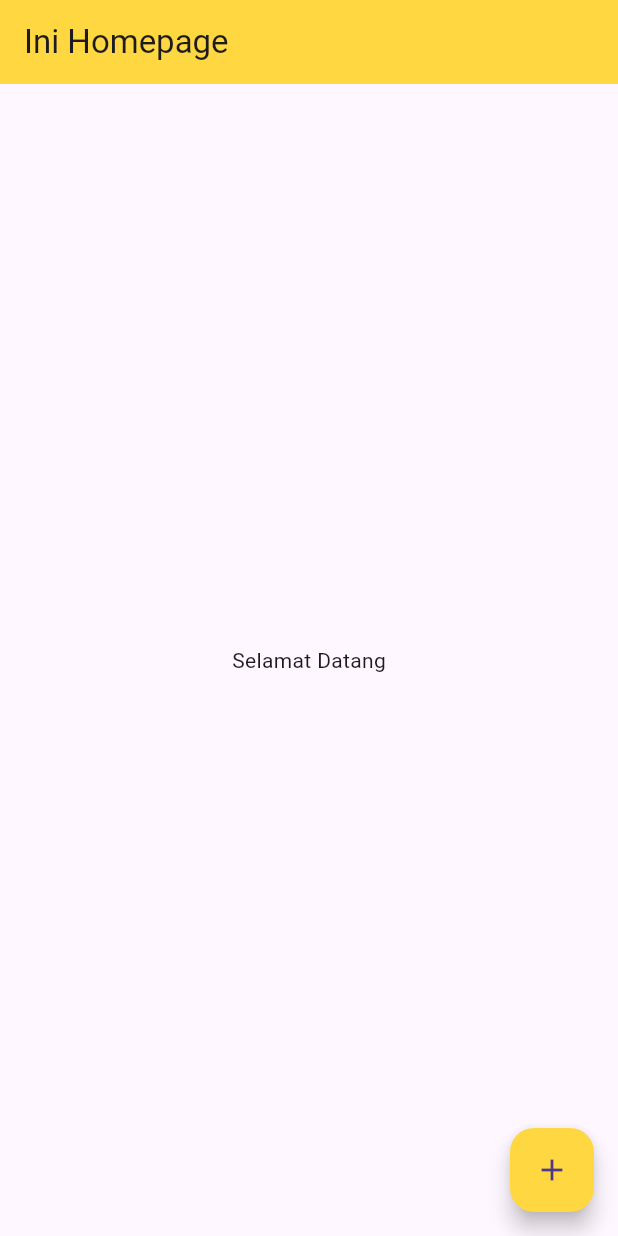
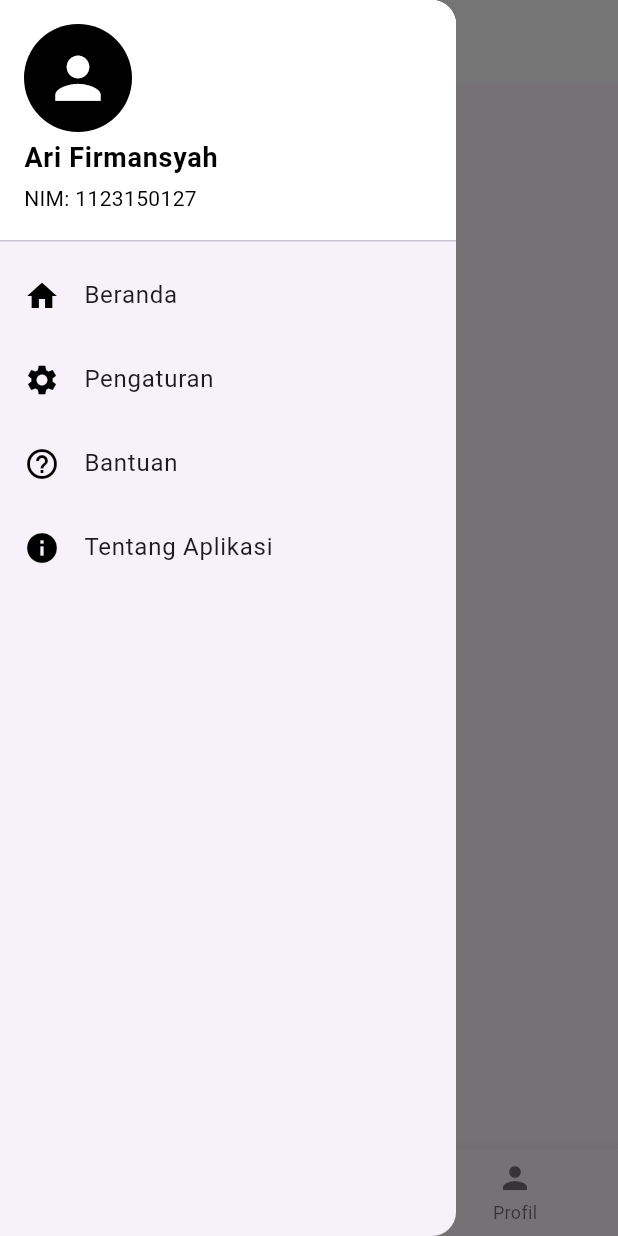
Before and after one commit to Mansyahariii/Tugas_week_4_1123150127, a Flutter app: the screen it shows after launch, with the side drawer open (before the commit the screen has no drawer), on a phone screen of 412 x 824 dp. Run offline on Flutter 3.47's test engine with Material 3 defaults, Android fonts, the phone set to English and light mode, and no system bars.

Commit message:
Menambahkan drawer dengan 4 list menu dan Menambahkan BottomNavigationBar dengan 3 tab dan konten yang berbeda

```diff
--- a/lib/main.dart
+++ b/lib/main.dart
@@ -9,39 +9,111 @@ class MyApp extends StatelessWidget {
 
   @override
   Widget build(BuildContext context) {
-    return MaterialApp(
+    return const MaterialApp(
+      debugShowCheckedModeBanner: false,
       title: 'Test',
-      home: MyHome(),
-      debugShowCheckedModeBanner: false,
+      home: MyHomePage(),
     );
   }
 }
 
-class MyHome extends StatelessWidget {
-  const MyHome({super.key});
+class MyHomePage extends StatefulWidget {
+  const MyHomePage({super.key});
+
+  @override
+  State<MyHomePage> createState() => _MyHomePageState();
+}
+
+class _MyHomePageState extends State<MyHomePage> {
+  int _selectedIndex = 0;
+
+  final List<Widget> _pages = const [
+    Center(child: Text("Ini Halaman Pertama", style: TextStyle(fontSize: 20))),
+    Center(child: Text("Ini halaman Kedua", style: TextStyle(fontSize: 20))),
+    Center(child: Text("Ini halaman Ketiga", style: TextStyle(fontSize: 20))),
+  ];
+
+  void _onItemTapped(int index) {
+    setState(() {
+      _selectedIndex = index;
+    });
+  }
 
   @override
   Widget build(BuildContext context) {
     return Scaffold(
       appBar: AppBar(
-        title: Text('Ini Homepage'),
-        backgroundColor: Colors.amberAccent,
+        title: const Text('Latihan Flutter'),
+        backgroundColor: Colors.white,
       ),
-      body: Center(
-        child: Column(
-          mainAxisAlignment: MainAxisAlignment.center,
-          children: const [
-            Center(child: Text("Selamat Datang")),
+
+      // Bagian Drawer yang dimodifikasi
+      drawer: Drawer(
+        child: ListView(
+          padding: EdgeInsets.zero,
+          children: [
+            const UserAccountsDrawerHeader(
+              decoration: BoxDecoration(color: Colors.white),
+              accountName: Text(
+                'Ari Firmansyah',
+                style: TextStyle(
+                  fontSize: 18,
+                  fontWeight: FontWeight.bold,
+                  color: Colors.black,
+                ),
+              ),
+              accountEmail: Text(
+                'NIM: 1123150127',
+                style: TextStyle(color: Colors.black),
+              ),
+              currentAccountPicture: CircleAvatar(
+                backgroundColor: Colors.black,
+                child: Icon(Icons.person, size: 45, color: Colors.white),
+              ),
+            ),
+            ListTile(
+              leading: const Icon(Icons.home, color: Colors.black),
+              title: const Text('Beranda'),
+              onTap: () {
+                Navigator.pop(context);
+              },
+            ),
+            ListTile(
+              leading: const Icon(Icons.settings, color: Colors.black),
+              title: const Text('Pengaturan'),
+              onTap: () {
+                Navigator.pop(context);
+              },
+            ),
+            ListTile(
+              leading: const Icon(Icons.help_outline, color: Colors.black),
+              title: const Text('Bantuan'),
+              onTap: () {
+                Navigator.pop(context);
+              },
+            ),
+            ListTile(
+              leading: const Icon(Icons.info, color: Colors.black),
+              title: const Text('Tentang Aplikasi'),
+              onTap: () {
+                Navigator.pop(context);
+              },
+            ),
           ],
         ),
       ),
-      floatingActionButton: FloatingActionButton(
-        onPressed: () {
-          // ignore: avoid_print
-          print('floating button ditekan');
-        },
-        backgroundColor: Colors.amberAccent,
-        child: const Icon(Icons.add),
+
+      // Body dan BottomNavigationBar tetap sama
+      body: _pages[_selectedIndex],
+      bottomNavigationBar: BottomNavigationBar(
+        currentIndex: _selectedIndex,
+        onTap: _onItemTapped,
+        selectedItemColor: Colors.black,
+        items: const [
+          BottomNavigationBarItem(icon: Icon(Icons.home), label: 'Beranda'),
+          BottomNavigationBarItem(icon: Icon(Icons.favorite), label: 'Favorit'),
+          BottomNavigationBarItem(icon: Icon(Icons.person), label: 'Profil'),
+        ],
       ),
     );
   }
```
